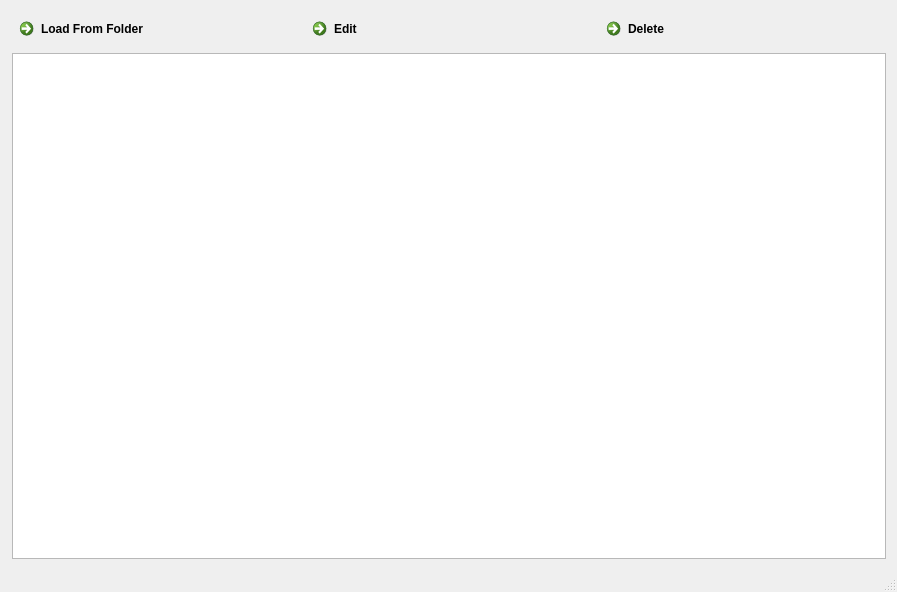
This is mainwindow.ui in utat-uav/cv16-interface as Qt 5 draws it before an edit. The edited form follows.
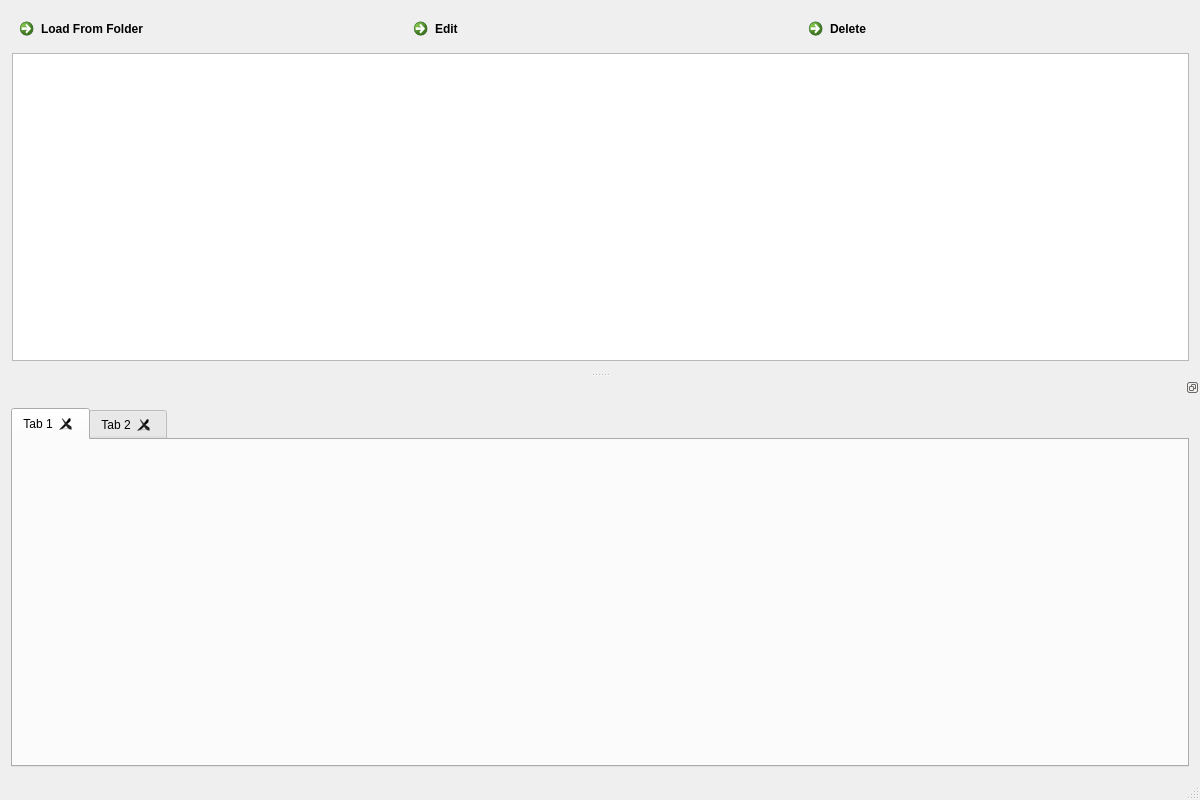
This is the edited form. The open tabs and pages were chosen to show the change.

Commit message: Tabs and docks

Diff of the .ui file:
```diff
--- a/mainwindow.ui
+++ b/mainwindow.ui
@@ -6,10 +6,16 @@
    <rect>
     <x>0</x>
     <y>0</y>
-    <width>897</width>
-    <height>592</height>
+    <width>1200</width>
+    <height>800</height>
    </rect>
   </property>
+  <property name="sizePolicy">
+   <sizepolicy hsizetype="Preferred" vsizetype="Preferred">
+    <horstretch>0</horstretch>
+    <verstretch>0</verstretch>
+   </sizepolicy>
+  </property>
   <property name="windowTitle">
    <string>MainWindow</string>
   </property>
@@ -99,6 +105,48 @@
    </property>
   </widget>
   <widget class="QStatusBar" name="statusBar"/>
+  <widget class="QDockWidget" name="dockWidget_2">
+   <property name="minimumSize">
+    <size>
+     <width>145</width>
+     <height>400</height>
+    </size>
+   </property>
+   <property name="features">
+    <set>QDockWidget::DockWidgetFloatable|QDockWidget::DockWidgetMovable</set>
+   </property>
+   <attribute name="dockWidgetArea">
+    <number>8</number>
+   </attribute>
+   <widget class="QWidget" name="dockWidgetContents_2">
+    <layout class="QVBoxLayout" name="verticalLayout_3">
+     <item>
+      <widget class="QTabWidget" name="tabWidget">
+       <property name="currentIndex">
+        <number>1</number>
+       </property>
+       <property name="tabsClosable">
+        <bool>true</bool>
+       </property>
+       <property name="movable">
+        <bool>true</bool>
+       </property>
+       <widget class="QWidget" name="tab">
+        <attribute name="title">
+         <string>Tab 1</string>
+        </attribute>
+        <layout class="QVBoxLayout" name="verticalLayout_5"/>
+       </widget>
+       <widget class="QWidget" name="tab_2">
+        <attribute name="title">
+         <string>Tab 2</string>
+        </attribute>
+       </widget>
+      </widget>
+     </item>
+    </layout>
+   </widget>
+  </widget>
  </widget>
  <layoutdefault spacing="6" margin="11"/>
  <resources/>
```
Left out of the diff: 4 changed lines with no effect on the pictures. The commit also changes 38 other files.
